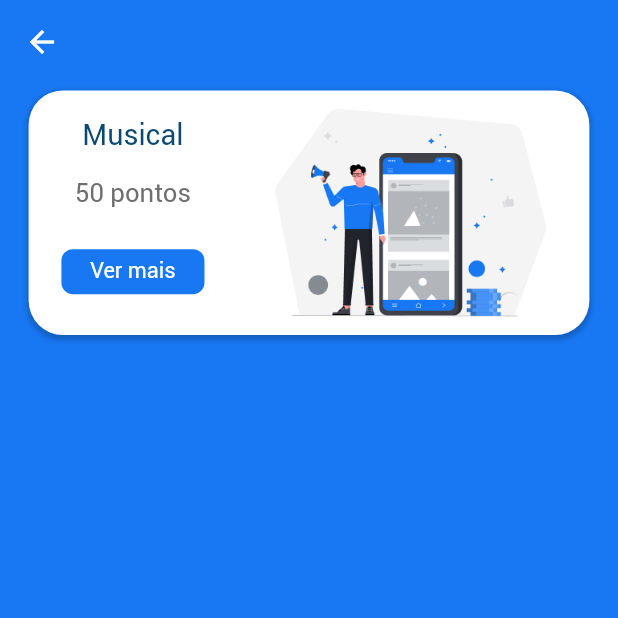
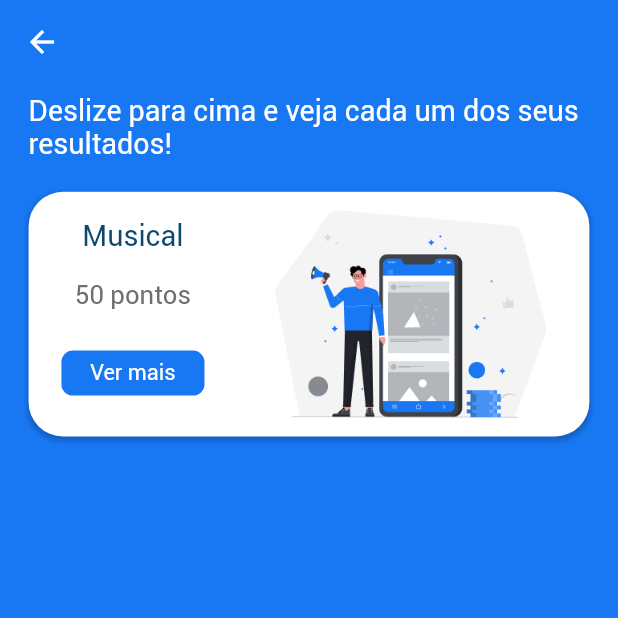
Before and after one commit to ParagonVirtuoso/inteligencias_multiplas, a Flutter app: the ResultPage screen opened by its route, on a phone screen of 412 x 824 dp, the top half of it. Run offline on Flutter 3.47's test engine with Material 2 defaults, Android fonts, the phone set to English and light mode, and no system bars; our stand-ins replace carousel_slider, firebase_auth, firebase_core, flutter_screenutil, google_sign_in; missing offline and left inert: flutter_facebook_auth; accounts and stored records are empty; generated files the repository leaves out were written again; Roboto replaces fonts that are missing (Roboto-Regular).

Commit message:
chore: indicador resultado
Adicionado indicador para ajuda ao conferir resultado.

```diff
--- a/lib/screens/resultPage/result_page.dart
+++ b/lib/screens/resultPage/result_page.dart
@@ -28,6 +28,15 @@ class _ResultPageState extends State<ResultPage> {
             margin: EdgeInsets.only(
                 left: 50.w, right: 50.w, top: 10.h, bottom: 10.h),
             child: Column(children: [
+              Container(
+                margin: EdgeInsets.only(top: 5.h, bottom: 50.h),
+                child: Text(Strings.deslizeResultados,
+                    style: TextStyle(
+                        fontSize: 50.sp,
+                        color: Cores.kWhiteColor,
+                        fontFamily: 'Roboto-Regular',
+                        fontWeight: FontWeight.w500)),
+              ),
               Container(
                 height: 380.h,
                 decoration: BoxDecoration(
--- a/lib/utils/strings.dart
+++ b/lib/utils/strings.dart
@@ -51,6 +51,8 @@ class Strings {
   static const continuar = 'Continuar';
   static const verResultados = 'Ver resultados';
   static const questionarioConcluido = 'Parabéns, questionário concluído!';
+  static const deslizeResultados =
+      'Deslize para cima e veja cada um dos seus resultados!';
 
 //assets
   static const logoAsset = 'assets/icons/logo.png';
```
